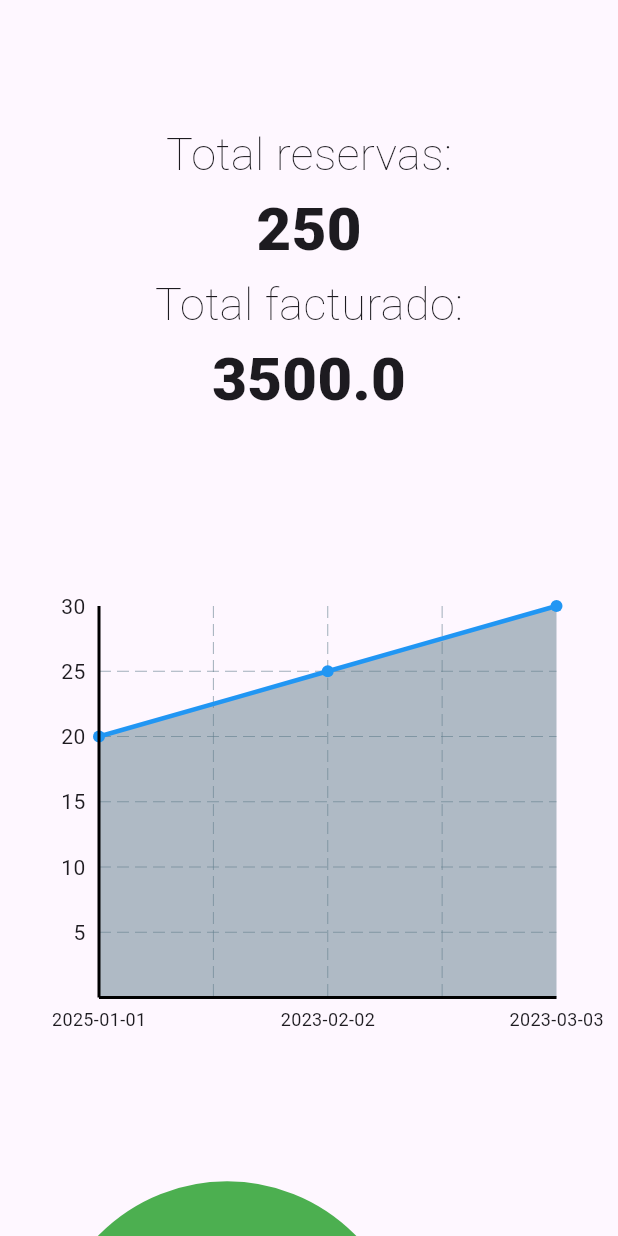
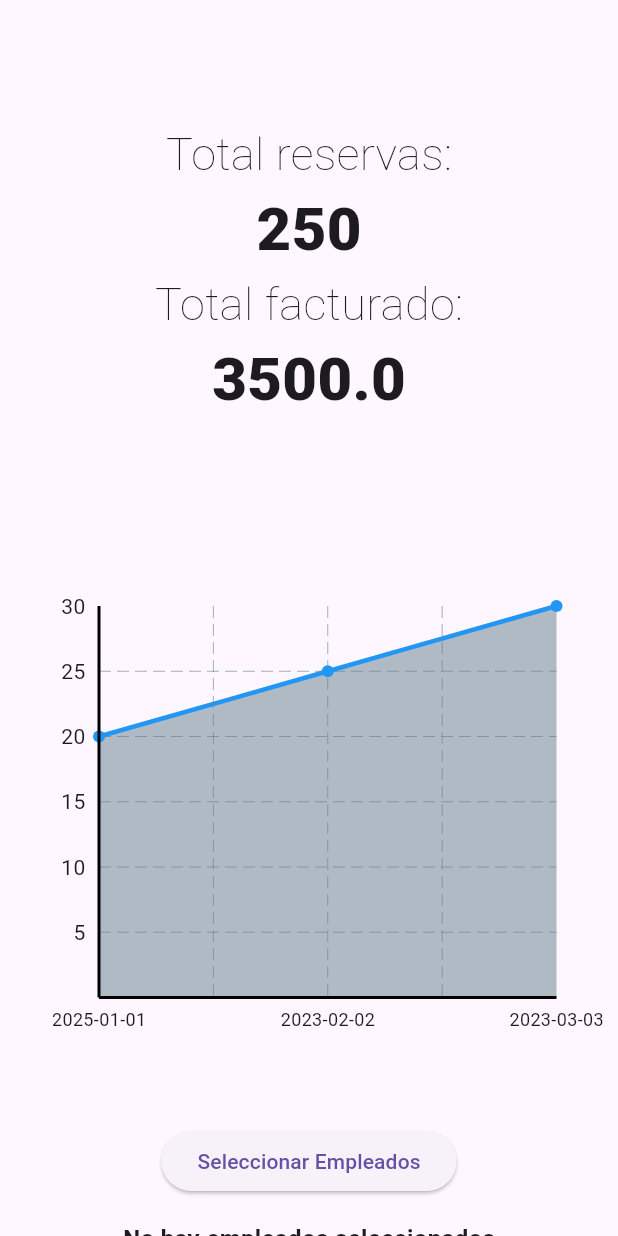
Before and after one commit to reservary/reservary_practicas, a Flutter app: the screen it shows after launch, on a phone screen of 412 x 824 dp. Run offline on Flutter 3.47's test engine with Material 3 defaults, Android fonts, the phone set to English and light mode, and no system bars; drawn by our look-alikes of fl_chart; our stand-ins replace calendar_date_picker2; missing offline and left inert: date_range_filter, graphic, omni_datetime_picker.

Commit message:
Filtro de empleados añadido

```diff
--- a/seccion_estadisticas_v2/lib/employee_data.dart
+++ b/seccion_estadisticas_v2/lib/employee_data.dart
@@ -12,22 +12,141 @@ class EmployeeData extends StatefulWidget {
 
 class _EmployeeDataState extends State<EmployeeData> {
   int isTouched = -1;
+  List<String> selectedEmployees = [];
+
+  @override
+  void initState() {
+    super.initState();
+    selectedEmployees = [];
+  }
+
+  void _showEmployeeSelector() async {
+    final List<String> dataEmployee =
+        widget.stats.totalBookingsPerEmployee.keys.toList();
+    final tempSelected = List<String>.from(selectedEmployees);
+
+    final result = await showDialog<List<String>>(
+      context: context,
+      builder: (context) {
+        return StatefulBuilder(
+          builder: (context, setStateDialog) {
+            return AlertDialog(
+              title: Text("Seleccione empleados"),
+              content: SingleChildScrollView(
+                child: Column(
+                  children:
+                      dataEmployee.map((emp) {
+                        return CheckboxListTile(
+                          title: Text(emp),
+                          value: tempSelected.contains(emp),
+                          onChanged: (bool? checked) {
+                            setStateDialog(() {
+                              if (checked == true) {
+                                tempSelected.add(emp);
+                              } else {
+                                tempSelected.remove(emp);
+                              }
+                            });
+                          },
+                        );
+                      }).toList(),
+                ),
+              ),
+              actions: [
+                TextButton(
+                  onPressed: () => Navigator.pop(context),
+                  child: Text("Cancelar"),
+                ),
+                ElevatedButton(
+                  onPressed:
+                      tempSelected.isEmpty
+                          ? null
+                          : () {
+                            Navigator.pop(context, tempSelected);
+                          },
+                  child: Text("Aplicar"),
+                ),
+              ],
+            );
+          },
+        );
+      },
+    );
+    if (result != null) {
+      setState(() {
+        selectedEmployees = result;
+      });
+    }
+  }
 
   @override
   Widget build(BuildContext context) {
     final dataEmployee = widget.stats.totalBookingsPerEmployee;
-    final List<String> employe = dataEmployee.keys.toList();
-    final List<int> bookings = dataEmployee.values.toList();
-    return Row(
+    final filteredEmploye =
+        dataEmployee.entries
+            .where((entry) => selectedEmployees.contains(entry.key))
+            .map((entry) => MapEntry(entry.key, entry.value))
+            .toList();
+    final List<String> employee =
+        filteredEmploye.map((entry) => entry.key).toList();
+    final List<int> bookings =
+        filteredEmploye.map((entry) => entry.value).toList();
+    if (employee.isEmpty) {
+      return Center(
+        child: Column(
+          mainAxisAlignment: MainAxisAlignment.center,
           children: [
-        Flexible(
-          flex: 7,
+            ElevatedButton(
+              onPressed: _showEmployeeSelector,
+              child: Text("Seleccionar Empleados"),
+            ),
+            SizedBox(height: 16),
+            Text(
+              "No hay empleados seleccionados",
+              style: TextStyle(fontSize: 16, fontWeight: FontWeight.bold),
+            ),
+          ],
+        ),
+      );
+    }
+    return SizedBox(
+      height: 315,
       child: Column(
         children: [
           SizedBox(
-                height: 315,
+            height: 40,
+            child: Row(
+              children: [
+                Expanded(
                   child: Padding(
-                  padding: const EdgeInsets.all(16.0),
+                    padding: const EdgeInsets.all(8.0),
+                    child: ElevatedButton(
+                      onPressed: _showEmployeeSelector,
+                      child: Text("Seleccionar empleados"),
+                    ),
+                  ),
+                ),
+                Expanded(
+                  child: Padding(
+                    padding: const EdgeInsets.all(8.0),
+                    child: ElevatedButton(
+                      onPressed: () {
+                        setState(() {
+                          selectedEmployees.clear();
+                        });
+                      },
+                      child: Text("Restablecer"),
+                    ),
+                  ),
+                ),
+              ],
+            ),
+          ),
+          Expanded(
+            child: Row(
+              children: [
+                Expanded(
+                  flex: 7,
                   child: PieChart(
                     PieChartData(
                       pieTouchData: PieTouchData(
@@ -51,11 +170,11 @@ class _EmployeeDataState extends State<EmployeeData> {
                       ),
                       centerSpaceRadius: 0,
                       sectionsSpace: 1,
-                      sections: List.generate(dataEmployee.length, (index) {
+                      sections: List.generate(filteredEmploye.length, (index) {
                         return PieChartSectionData(
                           value: bookings[index].toDouble(),
-                          color: _getColorFromId(employe[index]),
-                          radius: isTouched == index ? 130 : 120,
+                          color: _getColorFromId(employee[index]),
+                          radius: isTouched == index ? 100 : 90,
                           borderSide: BorderSide(
                             width: isTouched == index ? 3 : 0,
                           ),
@@ -65,24 +184,18 @@ class _EmployeeDataState extends State<EmployeeData> {
                     ),
                   ),
                 ),
-              ),
-            ],
-          ),
-        ),
-        Flexible(
+                Expanded(
                   flex: 3,
                   child: Column(
                     mainAxisAlignment: MainAxisAlignment.center,
-            crossAxisAlignment: CrossAxisAlignment.end,
-            children: List.generate(dataEmployee.length, (index) {
-              final name = employe[index];
-              final color = _getColorFromId(name);
+                    crossAxisAlignment: CrossAxisAlignment.start,
+                    children: List.generate(employee.length, (index) {
+                      final idEmploye = employee[index];
+                      final color = _getColorFromId(idEmploye);
 
                       return Row(
                         children: [
-                  Padding(
-                    padding: const EdgeInsets.only(left: 8),
-                    child: Container(
+                          Container(
                             width: isTouched == index ? 20 : 15,
                             height: isTouched == index ? 20 : 15,
                             decoration: BoxDecoration(
@@ -90,11 +203,8 @@ class _EmployeeDataState extends State<EmployeeData> {
                               color: color,
                             ),
                           ),
-                  ),
-                  Padding(
-                    padding: const EdgeInsets.only(left: 5),
-                    child: Text(
-                      name.toUpperCase(),
+                          Text(
+                            idEmploye.toUpperCase(),
                             style: TextStyle(
                               fontSize: isTouched == index ? 18 : 14,
                               fontWeight:
@@ -104,13 +214,16 @@ class _EmployeeDataState extends State<EmployeeData> {
                             ),
                             overflow: TextOverflow.ellipsis,
                           ),
-                  ),
                         ],
                       );
                     }),
                   ),
                 ),
               ],
+            ),
+          ),
+        ],
+      ),
     );
   }
 
```
Lines whose indentation alone changed are shown as unchanged.
